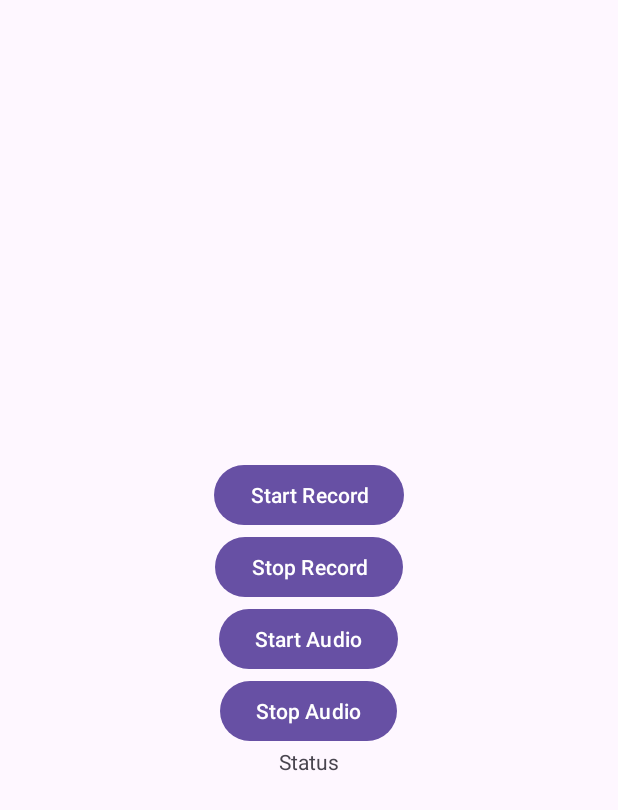
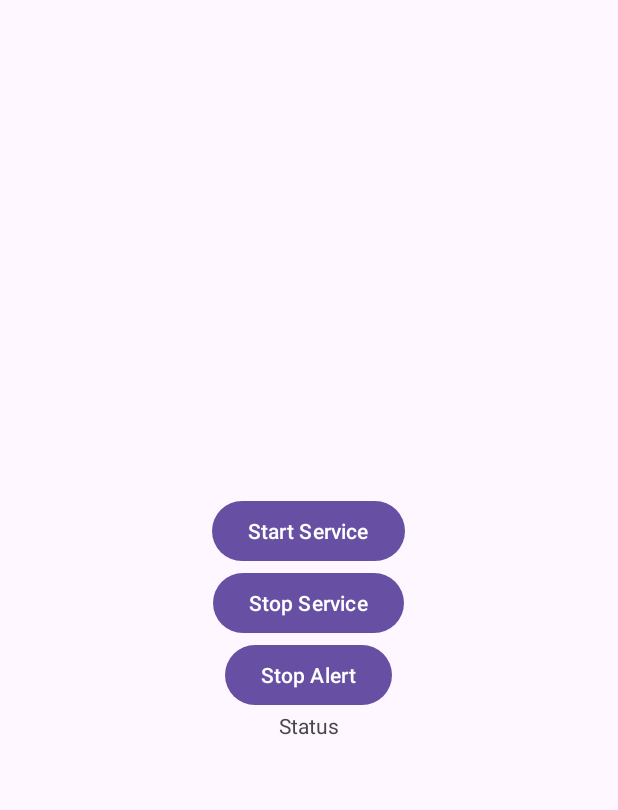
Before and after one commit to Lior159/final-project, an Android app: the layout activity_main.xml on its own in the app's theme, with its tools: preview values and no code run, on a phone screen of 412 x 824 dp. Shown: the top 810 px of the screen. Run offline under Robolectric (Android 15) with nearby library versions, the phone set to English and light mode, and no system bars.

Commit message:
fix record service

```diff
--- a/app/src/main/res/layout/activity_main.xml
+++ b/app/src/main/res/layout/activity_main.xml
@@ -9,28 +9,22 @@
     tools:context=".MainActivity">
 
     <com.google.android.material.button.MaterialButton
-        android:id="@+id/main_BTN_start_record"
+        android:id="@+id/main_BTN_start_service"
         android:layout_width="wrap_content"
         android:layout_height="wrap_content"
-        android:text="Start Record"/>
+        android:text="Start Service"/>
 
     <com.google.android.material.button.MaterialButton
-        android:id="@+id/main_BTN_stop_record"
+        android:id="@+id/main_BTN_stop_service"
         android:layout_width="wrap_content"
         android:layout_height="wrap_content"
-        android:text="Stop Record"/>
+        android:text="Stop Service"/>
 
     <com.google.android.material.button.MaterialButton
-        android:id="@+id/main_BTN_start_audio"
+        android:id="@+id/main_BTN_stop_alert"
         android:layout_width="wrap_content"
         android:layout_height="wrap_content"
-        android:text="Start Audio"/>
-
-    <com.google.android.material.button.MaterialButton
-        android:id="@+id/main_BTN_stop_audio"
-        android:layout_width="wrap_content"
-        android:layout_height="wrap_content"
-        android:text="Stop Audio"/>
+        android:text="Stop Alert"/>
 
     <com.google.android.material.textview.MaterialTextView
         android:id="@+id/main_LBL_status"
```
Also changed, not shown: app/src/main/java/com/example/final_project/MainActivity.java (+19 -118 lines), app/src/main/java/com/example/final_project/RecordService.java (+30 -0 lines), 1 other file.
